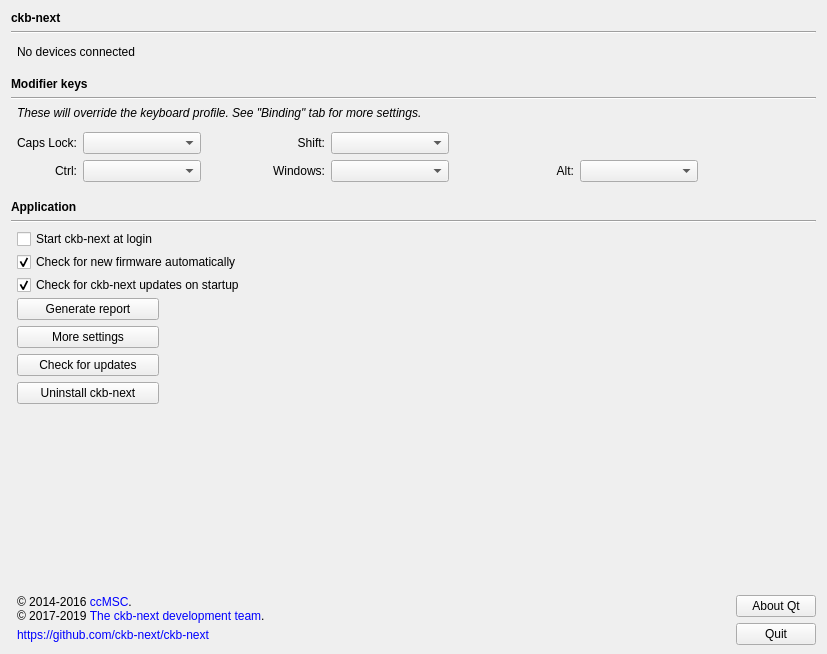
First picture: the form in src/gui/settingswidget.ui, repository ckb-next/ckb-next, before the edit.
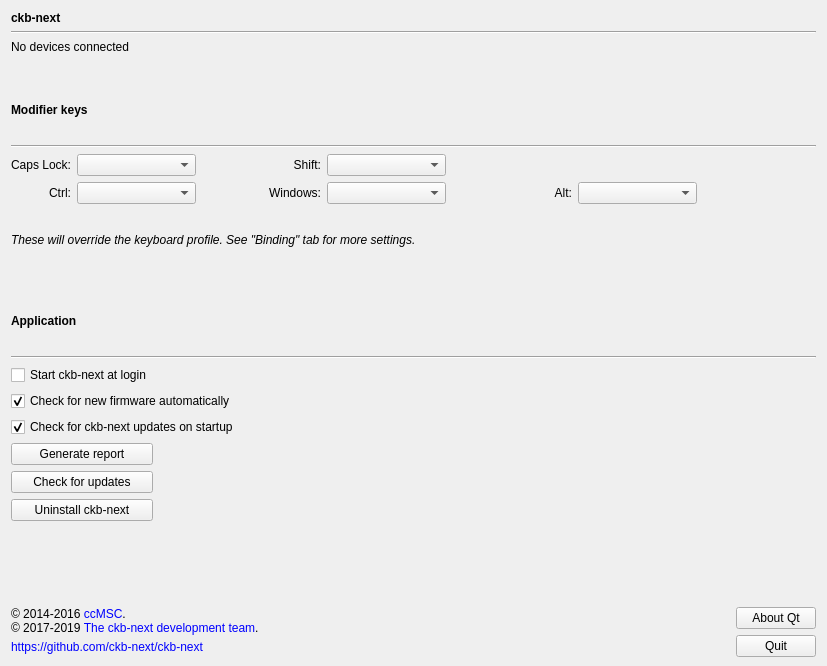
Second picture: the form after the edit. Custom widgets are drawn as their Qt base class.

Commit message: Merge extra settings with the existing ones

Patch:
```diff
--- a/src/gui/settingswidget.ui
+++ b/src/gui/settingswidget.ui
@@ -7,84 +7,98 @@
     <x>0</x>
     <y>0</y>
     <width>827</width>
-    <height>654</height>
+    <height>666</height>
    </rect>
   </property>
+  <property name="sizePolicy">
+   <sizepolicy hsizetype="Preferred" vsizetype="Preferred">
+    <horstretch>0</horstretch>
+    <verstretch>0</verstretch>
+   </sizepolicy>
+  </property>
   <property name="windowTitle">
    <string>Form</string>
   </property>
-  <layout class="QGridLayout" name="gridLayout">
+  <layout class="QVBoxLayout" name="verticalLayout_6">
+   <property name="spacing">
+    <number>6</number>
+   </property>
    <property name="bottomMargin">
     <number>6</number>
    </property>
-   <item row="25" column="1">
-    <spacer name="verticalSpacer">
+   <item>
+    <widget class="QLabel" name="versionLabel">
+     <property name="font">
+      <font>
+       <weight>75</weight>
+       <bold>true</bold>
+      </font>
+     </property>
+     <property name="text">
+      <string>ckb-next</string>
+     </property>
+     <property name="textInteractionFlags">
+      <set>Qt::LinksAccessibleByMouse|Qt::TextSelectableByMouse</set>
+     </property>
+    </widget>
+   </item>
+   <item>
+    <widget class="Line" name="line">
      <property name="orientation">
-      <enum>Qt::Vertical</enum>
+      <enum>Qt::Horizontal</enum>
      </property>
-     <property name="sizeHint" stdset="0">
-      <size>
-       <width>20</width>
-       <height>40</height>
-      </size>
-     </property>
-    </spacer>
-   </item>
-   <item row="6" column="0" colspan="2">
-    <widget class="QLabel" name="label">
-     <property name="font">
-      <font>
-       <weight>75</weight>
-       <bold>true</bold>
-      </font>
-     </property>
-     <property name="text">
-      <string>Modifier keys</string>
-     </property>
     </widget>
    </item>
-   <item row="12" column="0" colspan="2">
-    <widget class="QLabel" name="label_6">
-     <property name="font">
-      <font>
-       <weight>75</weight>
-       <bold>true</bold>
-      </font>
-     </property>
-     <property name="text">
-      <string>Application</string>
-     </property>
-    </widget>
-   </item>
-   <item row="4" column="1">
-    <layout class="QGridLayout" name="gridLayout_5">
-     <item row="0" column="0" colspan="2">
+   <item>
       <widget class="QLabel" name="devicesLabel">
        <property name="text">
         <string>No devices connected</string>
        </property>
       </widget>
      </item>
-    </layout>
-   </item>
-   <item row="17" column="0">
-    <spacer name="verticalSpacer_8">
-     <property name="orientation">
-      <enum>Qt::Vertical</enum>
+   <item>
+    <widget class="QScrollArea" name="scrollArea">
+     <property name="frameShape">
+      <enum>QFrame::NoFrame</enum>
      </property>
-     <property name="sizeType">
-      <enum>QSizePolicy::Fixed</enum>
+     <property name="lineWidth">
+      <number>0</number>
      </property>
-     <property name="sizeHint" stdset="0">
-      <size>
-       <width>0</width>
-       <height>28</height>
-      </size>
+     <property name="widgetResizable">
+      <bool>true</bool>
      </property>
-    </spacer>
-   </item>
-   <item row="15" column="0">
-    <spacer name="verticalSpacer_6">
+     <widget class="QWidget" name="scrollAreaWidgetContents">
+      <property name="geometry">
+       <rect>
+        <x>0</x>
+        <y>0</y>
+        <width>809</width>
+        <height>528</height>
+       </rect>
+      </property>
+      <layout class="QVBoxLayout" name="verticalLayout">
+       <property name="spacing">
+        <number>0</number>
+       </property>
+       <property name="leftMargin">
+        <number>0</number>
+       </property>
+       <property name="topMargin">
+        <number>0</number>
+       </property>
+       <property name="rightMargin">
+        <number>0</number>
+       </property>
+       <property name="bottomMargin">
+        <number>0</number>
+       </property>
+       <item>
+        <layout class="QVBoxLayout" name="verticalLayout_7">
+         <property name="spacing">
+          <number>6</number>
+         </property>
+         <item>
+          <spacer name="verticalSpacer_3">
      <property name="orientation">
       <enum>Qt::Vertical</enum>
      </property>
@@ -93,40 +107,102 @@
      </property>
      <property name="sizeHint" stdset="0">
       <size>
-       <width>0</width>
-       <height>28</height>
+             <width>20</width>
+             <height>20</height>
       </size>
      </property>
     </spacer>
    </item>
-   <item row="1" column="0" colspan="2">
-    <widget class="Line" name="line">
-     <property name="orientation">
-      <enum>Qt::Horizontal</enum>
-     </property>
-    </widget>
-   </item>
-   <item row="13" column="0" colspan="2">
-    <widget class="Line" name="line_2">
-     <property name="orientation">
-      <enum>Qt::Horizontal</enum>
-     </property>
-    </widget>
-   </item>
-   <item row="8" column="1">
-    <widget class="QLabel" name="label_8">
+         <item>
+          <widget class="QLabel" name="label">
      <property name="font">
       <font>
-       <italic>true</italic>
+             <weight>75</weight>
+             <bold>true</bold>
       </font>
      </property>
      <property name="text">
-      <string>These will override the keyboard profile. See &quot;Binding&quot; tab for more settings.</string>
+            <string>Modifier keys</string>
      </property>
     </widget>
    </item>
-   <item row="10" column="1">
+         <item>
+          <widget class="Line" name="line_3">
+           <property name="sizePolicy">
+            <sizepolicy hsizetype="Minimum" vsizetype="Fixed">
+             <horstretch>0</horstretch>
+             <verstretch>0</verstretch>
+            </sizepolicy>
+           </property>
+           <property name="orientation">
+            <enum>Qt::Horizontal</enum>
+           </property>
+          </widget>
+         </item>
+         <item>
     <layout class="QGridLayout" name="gridLayout_3">
+           <item row="1" column="3">
+            <widget class="QLabel" name="winLabel">
+             <property name="sizePolicy">
+              <sizepolicy hsizetype="Expanding" vsizetype="Preferred">
+               <horstretch>0</horstretch>
+               <verstretch>0</verstretch>
+              </sizepolicy>
+             </property>
+             <property name="text">
+              <string>Windows:</string>
+             </property>
+             <property name="alignment">
+              <set>Qt::AlignRight|Qt::AlignTrailing|Qt::AlignVCenter</set>
+             </property>
+            </widget>
+           </item>
+           <item row="1" column="4">
+            <widget class="QComboBox" name="winBox">
+             <property name="sizePolicy">
+              <sizepolicy hsizetype="Expanding" vsizetype="Fixed">
+               <horstretch>0</horstretch>
+               <verstretch>0</verstretch>
+              </sizepolicy>
+             </property>
+            </widget>
+           </item>
+           <item row="1" column="1">
+            <widget class="QLabel" name="ctrlLabel">
+             <property name="text">
+              <string>Ctrl:</string>
+             </property>
+             <property name="alignment">
+              <set>Qt::AlignRight|Qt::AlignTrailing|Qt::AlignVCenter</set>
+             </property>
+            </widget>
+           </item>
+           <item row="1" column="6">
+            <widget class="QComboBox" name="altBox">
+             <property name="sizePolicy">
+              <sizepolicy hsizetype="Expanding" vsizetype="Fixed">
+               <horstretch>0</horstretch>
+               <verstretch>0</verstretch>
+              </sizepolicy>
+             </property>
+            </widget>
+           </item>
+           <item row="0" column="0">
+            <spacer name="horizontalSpacer_10">
+             <property name="orientation">
+              <enum>Qt::Horizontal</enum>
+             </property>
+             <property name="sizeType">
+              <enum>QSizePolicy::Fixed</enum>
+             </property>
+             <property name="sizeHint" stdset="0">
+              <size>
+               <width>0</width>
+               <height>0</height>
+              </size>
+             </property>
+            </spacer>
+           </item>
      <item row="0" column="3">
       <widget class="QLabel" name="shiftLabel">
        <property name="sizePolicy">
@@ -143,6 +219,29 @@
        </property>
       </widget>
      </item>
+           <item row="0" column="4">
+            <widget class="QComboBox" name="shiftBox">
+             <property name="sizePolicy">
+              <sizepolicy hsizetype="Expanding" vsizetype="Fixed">
+               <horstretch>0</horstretch>
+               <verstretch>0</verstretch>
+              </sizepolicy>
+             </property>
+            </widget>
+           </item>
+           <item row="0" column="2">
+            <widget class="QComboBox" name="capsBox">
+             <property name="sizePolicy">
+              <sizepolicy hsizetype="Expanding" vsizetype="Fixed">
+               <horstretch>0</horstretch>
+               <verstretch>0</verstretch>
+              </sizepolicy>
+             </property>
+            </widget>
+           </item>
+           <item row="1" column="2">
+            <widget class="QComboBox" name="ctrlBox"/>
+           </item>
      <item row="0" column="1">
       <widget class="QLabel" name="capsLabel">
        <property name="text">
@@ -153,42 +252,6 @@
        </property>
       </widget>
      </item>
-     <item row="0" column="0">
-      <spacer name="horizontalSpacer_10">
-       <property name="orientation">
-        <enum>Qt::Horizontal</enum>
-       </property>
-       <property name="sizeType">
-        <enum>QSizePolicy::Fixed</enum>
-       </property>
-       <property name="sizeHint" stdset="0">
-        <size>
-         <width>0</width>
-         <height>0</height>
-        </size>
-       </property>
-      </spacer>
-     </item>
-     <item row="0" column="2">
-      <widget class="QComboBox" name="capsBox">
-       <property name="sizePolicy">
-        <sizepolicy hsizetype="Expanding" vsizetype="Fixed">
-         <horstretch>0</horstretch>
-         <verstretch>0</verstretch>
-        </sizepolicy>
-       </property>
-      </widget>
-     </item>
-     <item row="1" column="1">
-      <widget class="QLabel" name="ctrlLabel">
-       <property name="text">
-        <string>Ctrl:</string>
-       </property>
-       <property name="alignment">
-        <set>Qt::AlignRight|Qt::AlignTrailing|Qt::AlignVCenter</set>
-       </property>
-      </widget>
-     </item>
      <item row="1" column="7">
       <spacer name="horizontalSpacer_9">
        <property name="orientation">
@@ -202,55 +265,6 @@
        </property>
       </spacer>
      </item>
-     <item row="1" column="2">
-      <widget class="QComboBox" name="ctrlBox"/>
-     </item>
-     <item row="0" column="4">
-      <widget class="QComboBox" name="shiftBox">
-       <property name="sizePolicy">
-        <sizepolicy hsizetype="Expanding" vsizetype="Fixed">
-         <horstretch>0</horstretch>
-         <verstretch>0</verstretch>
-        </sizepolicy>
-       </property>
-      </widget>
-     </item>
-     <item row="1" column="3">
-      <widget class="QLabel" name="winLabel">
-       <property name="sizePolicy">
-        <sizepolicy hsizetype="Expanding" vsizetype="Preferred">
-         <horstretch>0</horstretch>
-         <verstretch>0</verstretch>
-        </sizepolicy>
-       </property>
-       <property name="text">
-        <string>Windows:</string>
-       </property>
-       <property name="alignment">
-        <set>Qt::AlignRight|Qt::AlignTrailing|Qt::AlignVCenter</set>
-       </property>
-      </widget>
-     </item>
-     <item row="1" column="4">
-      <widget class="QComboBox" name="winBox">
-       <property name="sizePolicy">
-        <sizepolicy hsizetype="Expanding" vsizetype="Fixed">
-         <horstretch>0</horstretch>
-         <verstretch>0</verstretch>
-        </sizepolicy>
-       </property>
-      </widget>
-     </item>
-     <item row="1" column="6">
-      <widget class="QComboBox" name="altBox">
-       <property name="sizePolicy">
-        <sizepolicy hsizetype="Expanding" vsizetype="Fixed">
-         <horstretch>0</horstretch>
-         <verstretch>0</verstretch>
-        </sizepolicy>
-       </property>
-      </widget>
-     </item>
      <item row="1" column="5">
       <widget class="QLabel" name="altLabel">
        <property name="sizePolicy">
@@ -269,53 +283,20 @@
      </item>
     </layout>
    </item>
-   <item row="2" column="1">
-    <spacer name="verticalSpacer_3">
-     <property name="orientation">
-      <enum>Qt::Vertical</enum>
-     </property>
-     <property name="sizeType">
-      <enum>QSizePolicy::Fixed</enum>
-     </property>
-     <property name="sizeHint" stdset="0">
-      <size>
-       <width>0</width>
-       <height>5</height>
-      </size>
-     </property>
-    </spacer>
-   </item>
-   <item row="11" column="1">
-    <spacer name="verticalSpacer_5">
-     <property name="orientation">
-      <enum>Qt::Vertical</enum>
-     </property>
-     <property name="sizeType">
-      <enum>QSizePolicy::Fixed</enum>
-     </property>
-     <property name="sizeHint" stdset="0">
-      <size>
-       <width>20</width>
-       <height>12</height>
-      </size>
-     </property>
-    </spacer>
-   </item>
-   <item row="7" column="0" colspan="2">
-    <widget class="Line" name="line_3">
-     <property name="sizePolicy">
-      <sizepolicy hsizetype="Minimum" vsizetype="Fixed">
-       <horstretch>0</horstretch>
-       <verstretch>0</verstretch>
-      </sizepolicy>
-     </property>
-     <property name="orientation">
-      <enum>Qt::Horizontal</enum>
+         <item>
+          <widget class="QLabel" name="label_8">
+           <property name="font">
+            <font>
+             <italic>true</italic>
+            </font>
+           </property>
+           <property name="text">
+            <string>These will override the keyboard profile. See &quot;Binding&quot; tab for more settings.</string>
      </property>
     </widget>
    </item>
-   <item row="9" column="1">
-    <spacer name="verticalSpacer_4">
+         <item>
+          <spacer name="verticalSpacer">
      <property name="orientation">
       <enum>Qt::Vertical</enum>
      </property>
@@ -325,29 +306,13 @@
      <property name="sizeHint" stdset="0">
       <size>
        <width>20</width>
-       <height>6</height>
+             <height>15</height>
       </size>
      </property>
     </spacer>
    </item>
-   <item row="5" column="1">
-    <spacer name="verticalSpacer_2">
-     <property name="orientation">
-      <enum>Qt::Vertical</enum>
-     </property>
-     <property name="sizeType">
-      <enum>QSizePolicy::Fixed</enum>
-     </property>
-     <property name="sizeHint" stdset="0">
-      <size>
-       <width>20</width>
-       <height>12</height>
-      </size>
-     </property>
-    </spacer>
-   </item>
-   <item row="0" column="0" colspan="2">
-    <widget class="QLabel" name="versionLabel">
+         <item>
+          <widget class="QLabel" name="label_6">
      <property name="font">
       <font>
        <weight>75</weight>
@@ -355,38 +320,17 @@
       </font>
      </property>
      <property name="text">
-      <string>ckb-next</string>
-     </property>
-     <property name="textInteractionFlags">
-      <set>Qt::LinksAccessibleByMouse|Qt::TextSelectableByMouse</set>
+            <string>Application</string>
      </property>
     </widget>
    </item>
-   <item row="18" column="0">
-    <spacer name="verticalSpacer_7">
+         <item>
+          <widget class="Line" name="line_2">
      <property name="orientation">
-      <enum>Qt::Vertical</enum>
-     </property>
-     <property name="sizeType">
-      <enum>QSizePolicy::Fixed</enum>
-     </property>
-     <property name="sizeHint" stdset="0">
-      <size>
-       <width>0</width>
-       <height>28</height>
-      </size>
-     </property>
-    </spacer>
-   </item>
-   <item row="14" column="1">
-    <layout class="QVBoxLayout" name="verticalLayout">
-     <property name="spacing">
-      <number>3</number>
-     </property>
-     <item>
-      <layout class="QHBoxLayout" name="horizontalLayout_3">
-       <item>
-        <layout class="QVBoxLayout" name="verticalLayout_5">
+            <enum>Qt::Horizontal</enum>
+           </property>
+          </widget>
+         </item>
          <item>
           <widget class="QCheckBox" name="loginItemBox">
            <property name="toolTip">
@@ -420,23 +364,6 @@
            </property>
           </widget>
          </item>
-        </layout>
-       </item>
-       <item>
-        <spacer name="horizontalSpacer_3">
-         <property name="orientation">
-          <enum>Qt::Horizontal</enum>
-         </property>
-         <property name="sizeHint" stdset="0">
-          <size>
-           <width>40</width>
-           <height>20</height>
-          </size>
-         </property>
-        </spacer>
-       </item>
-      </layout>
-     </item>
      <item>
       <layout class="QHBoxLayout" name="horizontalLayout">
        <item>
@@ -451,13 +378,6 @@
            </property>
           </widget>
          </item>
-         <item>
-          <widget class="QPushButton" name="extraButton">
-           <property name="text">
-            <string>More settings</string>
-           </property>
-          </widget>
-         </item>
          <item>
           <widget class="QPushButton" name="pushButton_2">
            <property name="sizePolicy">
@@ -507,9 +427,32 @@
        </item>
       </layout>
      </item>
-    </layout>
-   </item>
-   <item row="26" column="1">
+         <item>
+          <spacer name="verticalSpacer_2">
+           <property name="orientation">
+            <enum>Qt::Vertical</enum>
+           </property>
+           <property name="sizeType">
+            <enum>QSizePolicy::Fixed</enum>
+           </property>
+           <property name="sizeHint" stdset="0">
+            <size>
+             <width>20</width>
+             <height>15</height>
+            </size>
+           </property>
+          </spacer>
+         </item>
+         <item>
+          <widget class="ExtraSettingsWidget" name="extraWidget" native="true"/>
+         </item>
+        </layout>
+       </item>
+      </layout>
+     </widget>
+    </widget>
+   </item>
+   <item>
     <layout class="QHBoxLayout" name="horizontalLayout_2">
      <property name="spacing">
       <number>0</number>
@@ -588,6 +531,14 @@
    </item>
   </layout>
  </widget>
+ <customwidgets>
+  <customwidget>
+   <class>ExtraSettingsWidget</class>
+   <extends>QWidget</extends>
+   <header>extrasettingswidget.h</header>
+   <container>1</container>
+  </customwidget>
+ </customwidgets>
  <tabstops>
   <tabstop>capsBox</tabstop>
   <tabstop>shiftBox</tabstop>
```
Lines whose indentation alone changed are shown as unchanged. The commit also changes 5 other files.
